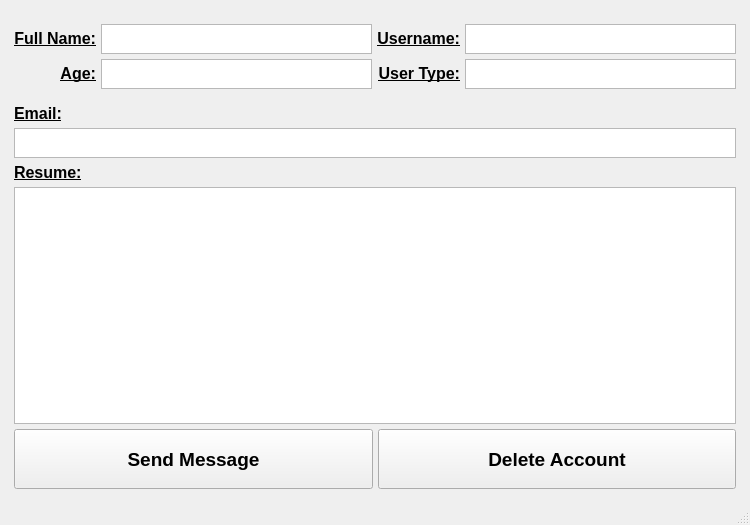
This is ui/User_frame_student.ui in IvnGenza/EasyJob_39 as Qt 5 draws it before an edit. The edited form follows.
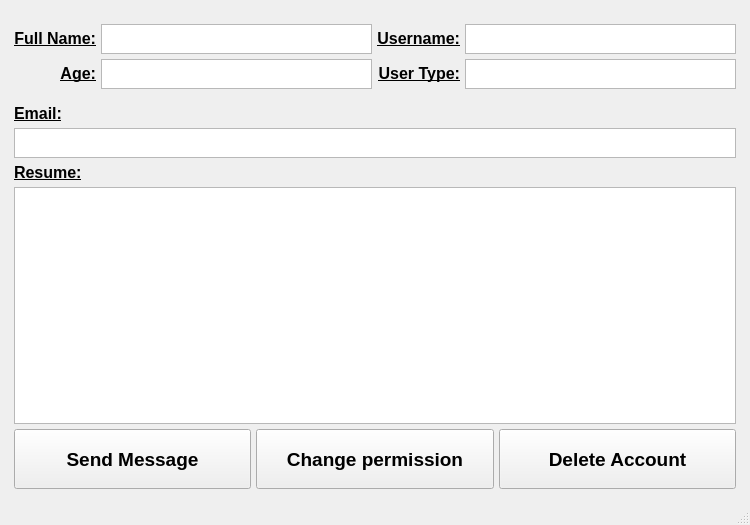
This is the edited form.

Commit message: permission frames

The edit to the form file:
```diff
--- a/ui/User_frame_student.ui
+++ b/ui/User_frame_student.ui
@@ -285,6 +285,35 @@
             </property>
            </widget>
           </item>
+          <item>
+           <widget class="QPushButton" name="permission_button">
+            <property name="minimumSize">
+             <size>
+              <width>0</width>
+              <height>60</height>
+             </size>
+            </property>
+            <property name="maximumSize">
+             <size>
+              <width>16777215</width>
+              <height>60</height>
+             </size>
+            </property>
+            <property name="font">
+             <font>
+              <pointsize>14</pointsize>
+              <weight>75</weight>
+              <bold>true</bold>
+             </font>
+            </property>
+            <property name="cursor">
+             <cursorShape>PointingHandCursor</cursorShape>
+            </property>
+            <property name="text">
+             <string>Change permission</string>
+            </property>
+           </widget>
+          </item>
           <item>
            <widget class="QPushButton" name="delete_account_button">
             <property name="minimumSize">
```
The commit also changes 9 other files.
